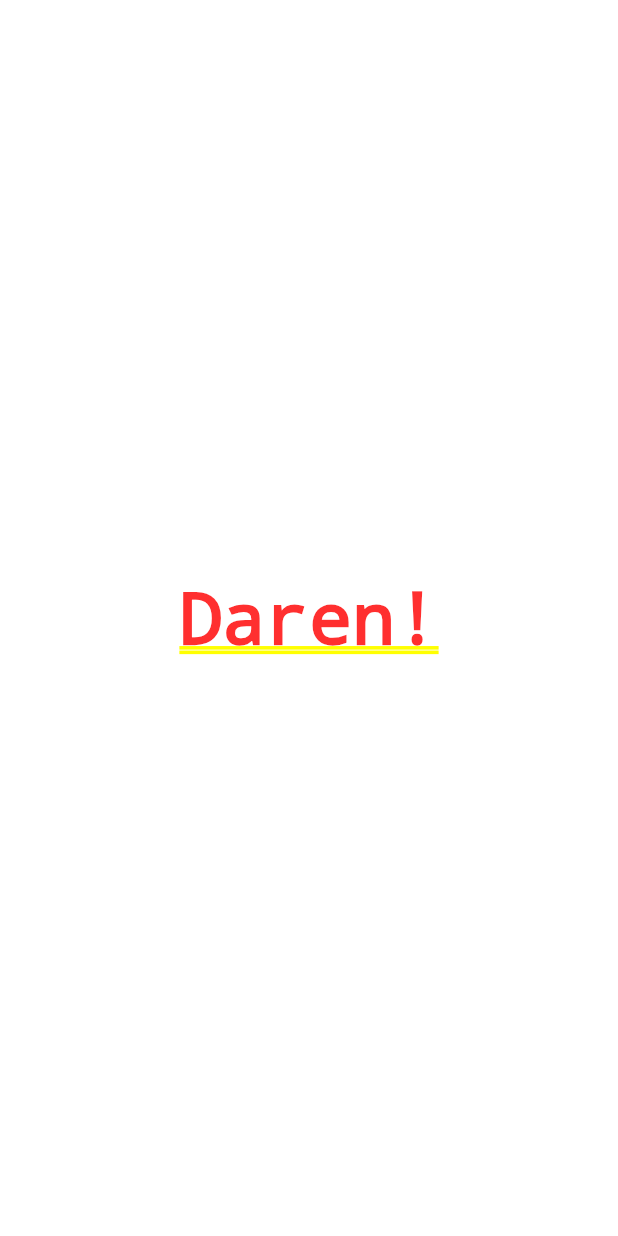
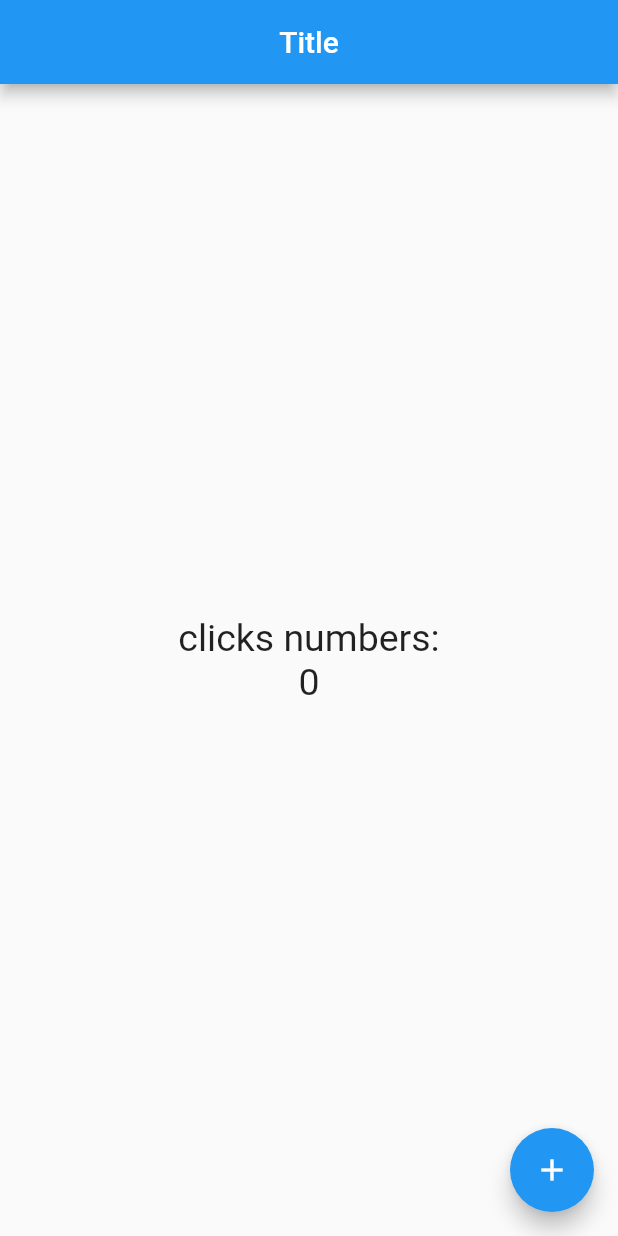
Before and after one commit to anotherdar/myFirstFlutterApp, a Flutter app: the screen it shows after launch, on a phone screen of 412 x 824 dp. Run offline on Flutter 3.47's test engine with Material 2 defaults, Android fonts, the phone set to English and light mode, and no system bars.

Commit message:
working on counter

```diff
--- a/lib/src/app.dart
+++ b/lib/src/app.dart
@@ -1,12 +1,13 @@
 import 'package:flutter/material.dart';
+
+//widget
+import 'package:counterapp/src/pages/home_pages.dart';
 
 class MyApp extends StatelessWidget {
   @override
   Widget build(context) {
     return MaterialApp(
-      home: Center(
-        child: Text('Daren!'),
-      ),
+      home: Center(child: HomePage()),
     );
   }
 }
--- /dev/null
+++ b/lib/src/pages/home_pages.dart
@@ -0,0 +1,33 @@
+import 'package:flutter/material.dart';
+
+class HomePage extends StatelessWidget {
+  final textStyle = new TextStyle(fontSize: 25);
+  @override
+  Widget build(BuildContext context) {
+    return Scaffold(
+      appBar: AppBar(
+        title: Text('Title'),
+        centerTitle: true,
+      ),
+      body: Center(
+        child: Column(
+          mainAxisAlignment: MainAxisAlignment.center,
+          children: <Widget>[
+            Text(
+              'clicks numbers:',
+              style: textStyle,
+            ),
+            Text(
+              '0',
+              style: textStyle,
+            )
+          ],
+        ),
+      ),
+      floatingActionButton: FloatingActionButton(
+        child: Icon(Icons.add),
+        onPressed: () {},
+      ),
+    );
+  }
+}
```
Also changed, not shown: 5 other files.
